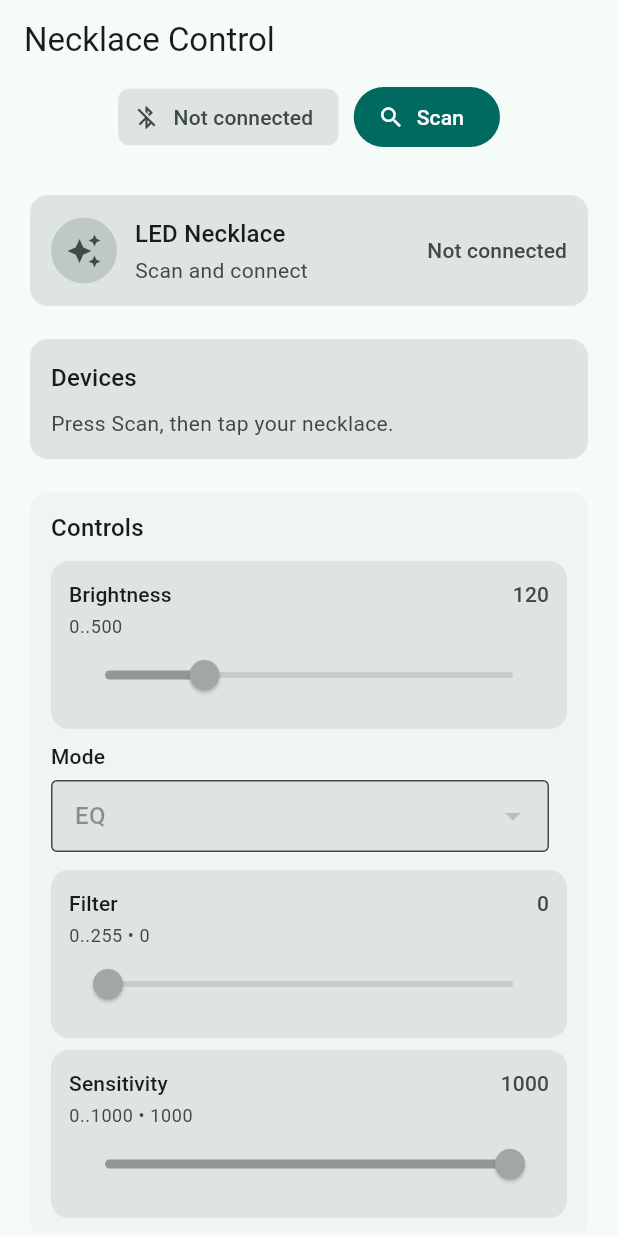
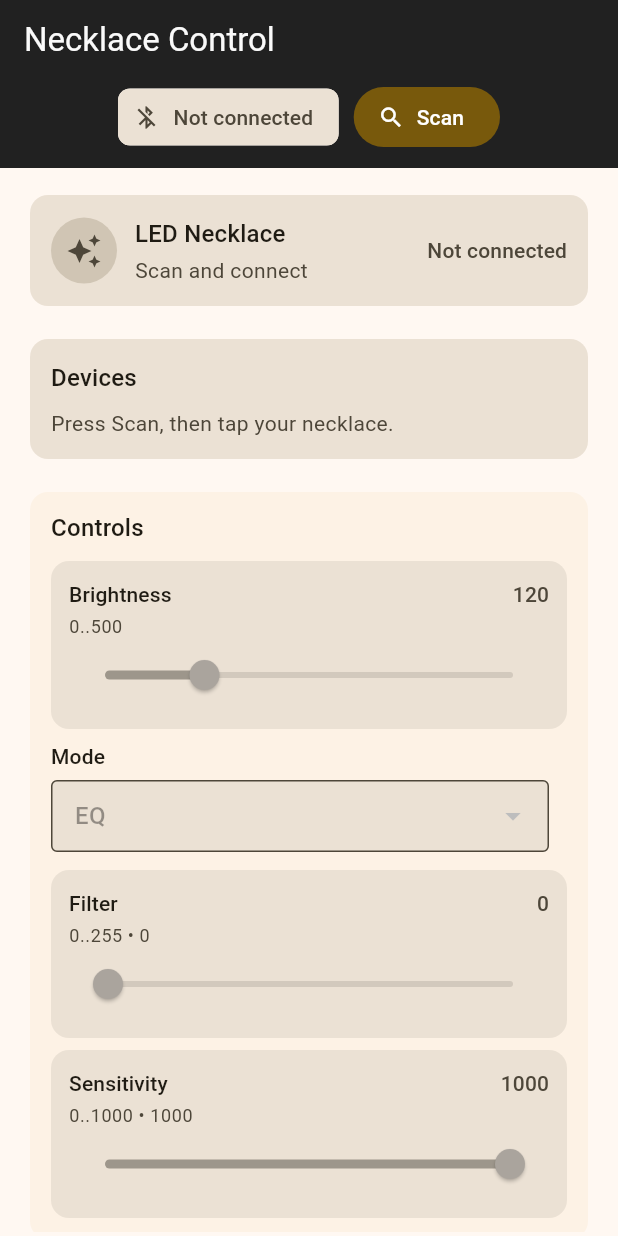
Before and after one commit to chbeeler/led_necklace_control, a Flutter app: the screen it shows after launch, on a phone screen of 412 x 824 dp. Run offline on Flutter 3.47's test engine with Material 3 defaults, Android fonts, the phone set to English and light mode, and no system bars; missing offline and left inert: universal_ble.

Commit message:
Making top bar darker

```diff
--- a/lib/main.dart
+++ b/lib/main.dart
@@ -16,7 +16,12 @@ class NecklaceApp extends StatelessWidget {
       debugShowCheckedModeBanner: false,
       theme: ThemeData(
         useMaterial3: true,
-        colorScheme: ColorScheme.fromSeed(seedColor: Colors.teal),
+        colorScheme: ColorScheme.fromSeed(seedColor: const Color.fromARGB(255, 170, 131, 40)),
+        appBarTheme: AppBarTheme(
+          backgroundColor: Colors.grey.shade900,
+          foregroundColor: Colors.grey.shade50,
+          iconTheme: IconThemeData(color: Colors.grey.shade50),
+        ),
         sliderTheme: const SliderThemeData(
           showValueIndicator: ShowValueIndicator.always,
         ),
```
